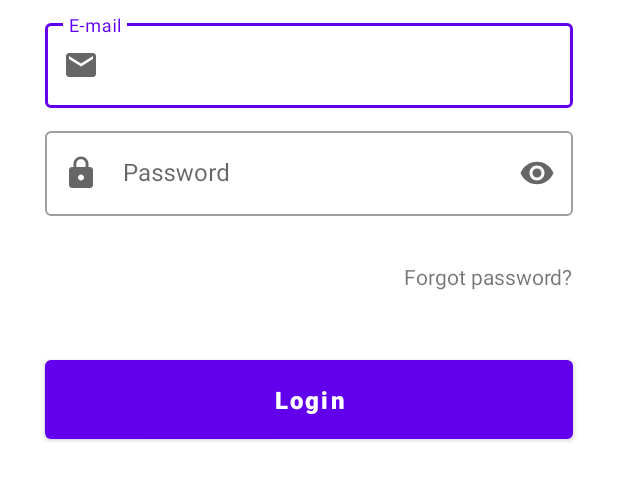
After one commit to sileski/Running-Java, an Android app: the layout fragment_login.xml on its own in the app's theme, with its tools: preview values and no code run, on a phone screen of 412 x 824 dp. The commit adds this screen. Shown: the top 480 px of the screen. Run offline under Robolectric (Android 15) with nearby library versions, the phone set to English and light mode, and no system bars.

Commit message:
Added firebase email login

```diff
--- /dev/null
+++ b/app/src/main/res/drawable/ic_email.xml
@@ -0,0 +1,10 @@
+<vector xmlns:android="http://schemas.android.com/apk/res/android"
+    android:width="24dp"
+    android:height="24dp"
+    android:viewportWidth="24"
+    android:viewportHeight="24"
+    android:tint="?attr/colorControlNormal">
+  <path
+      android:fillColor="@android:color/white"
+      android:pathData="M20,4L4,4c-1.1,0 -1.99,0.9 -1.99,2L2,18c0,1.1 0.9,2 2,2h16c1.1,0 2,-0.9 2,-2L22,6c0,-1.1 -0.9,-2 -2,-2zM20,8l-8,5 -8,-5L4,6l8,5 8,-5v2z"/>
+</vector>
--- /dev/null
+++ b/app/src/main/res/drawable/ic_password.xml
@@ -0,0 +1,10 @@
+<vector xmlns:android="http://schemas.android.com/apk/res/android"
+    android:width="24dp"
+    android:height="24dp"
+    android:viewportWidth="24"
+    android:viewportHeight="24"
+    android:tint="?attr/colorControlNormal">
+  <path
+      android:fillColor="@android:color/white"
+      android:pathData="M18,8h-1L17,6c0,-2.76 -2.24,-5 -5,-5S7,3.24 7,6v2L6,8c-1.1,0 -2,0.9 -2,2v10c0,1.1 0.9,2 2,2h12c1.1,0 2,-0.9 2,-2L20,10c0,-1.1 -0.9,-2 -2,-2zM12,17c-1.1,0 -2,-0.9 -2,-2s0.9,-2 2,-2 2,0.9 2,2 -0.9,2 -2,2zM15.1,8L8.9,8L8.9,6c0,-1.71 1.39,-3.1 3.1,-3.1 1.71,0 3.1,1.39 3.1,3.1v2z"/>
+</vector>
--- /dev/null
+++ b/app/src/main/res/layout/fragment_login.xml
@@ -0,0 +1,81 @@
+<?xml version="1.0" encoding="utf-8"?>
+<androidx.constraintlayout.widget.ConstraintLayout xmlns:android="http://schemas.android.com/apk/res/android"
+    xmlns:tools="http://schemas.android.com/tools"
+    android:layout_width="match_parent"
+    android:layout_height="match_parent"
+    xmlns:app="http://schemas.android.com/apk/res-auto"
+    tools:context=".LoginFragment">
+
+    <com.google.android.material.textfield.TextInputLayout
+        android:id="@+id/emailInputLayout"
+        style="@style/Widget.MaterialComponents.TextInputLayout.OutlinedBox"
+        android:layout_width="match_parent"
+        android:layout_height="wrap_content"
+        app:startIconDrawable="@drawable/ic_email"
+        app:layout_constraintTop_toTopOf="parent"
+        app:layout_constraintStart_toStartOf="parent"
+        app:layout_constraintEnd_toEndOf="parent"
+        android:layout_marginStart="30dp"
+        android:layout_marginEnd="30dp"
+        android:layout_marginTop="10dp"
+        android:hint="@string/e_mail">
+        <com.google.android.material.textfield.TextInputEditText
+            android:id="@+id/emailEditText"
+            android:layout_width="match_parent"
+            android:layout_height="wrap_content"
+            android:inputType="textEmailAddress"/>
+    </com.google.android.material.textfield.TextInputLayout>
+
+    <com.google.android.material.textfield.TextInputLayout
+        android:id="@+id/passwordInputLayout"
+        style="@style/Widget.MaterialComponents.TextInputLayout.OutlinedBox"
+        android:layout_width="match_parent"
+        android:layout_height="wrap_content"
+        app:startIconDrawable="@drawable/ic_password"
+        app:endIconMode="password_toggle"
+        app:layout_constraintTop_toBottomOf="@id/emailInputLayout"
+        app:layout_constraintStart_toStartOf="parent"
+        app:layout_constraintEnd_toEndOf="parent"
+        android:layout_marginStart="30dp"
+        android:layout_marginEnd="30dp"
+        android:layout_marginTop="10dp"
+        android:hint="@string/password"
+        app:errorEnabled="true">
+        <com.google.android.material.textfield.TextInputEditText
+            android:id="@+id/passwordEditText"
+            android:layout_width="match_parent"
+            android:layout_height="wrap_content"
+            android:inputType="textPassword"/>
+    </com.google.android.material.textfield.TextInputLayout>
+
+    <TextView
+        android:id="@+id/forgotPasswordTv"
+        android:layout_width="wrap_content"
+        android:layout_height="wrap_content"
+        app:layout_constraintEnd_toEndOf="parent"
+        app:layout_constraintTop_toBottomOf="@id/passwordInputLayout"
+        android:paddingTop="10dp"
+        android:text="@string/forgot_password"
+        android:paddingBottom="10dp"
+        android:layout_marginEnd="30dp"/>
+
+    <com.google.android.material.button.MaterialButton
+        android:id="@+id/siginMbtn"
+        style="@style/Widget.MaterialComponents.Button"
+        android:layout_width="match_parent"
+        android:layout_height="wrap_content"
+        app:layout_constraintTop_toBottomOf="@id/forgotPasswordTv"
+        app:layout_constraintStart_toStartOf="parent"
+        app:layout_constraintEnd_toEndOf="parent"
+        android:layout_marginStart="30dp"
+        android:layout_marginEnd="30dp"
+        android:layout_marginTop="30dp"
+        android:textAllCaps="false"
+        android:text="@string/login"
+        android:textStyle="bold"
+        android:textSize="16sp"
+        android:paddingTop="15dp"
+        android:paddingBottom="15dp"/>
+
+
+</androidx.constraintlayout.widget.ConstraintLayout>
--- /dev/null
+++ b/app/src/main/res/values/dimens.xml
@@ -0,0 +1,3 @@
+<resources>
+    <dimen name="fab_margin">16dp</dimen>
+</resources>
--- a/app/src/main/res/values/strings.xml
+++ b/app/src/main/res/values/strings.xml
@@ -1,3 +1,22 @@
 <resources>
     <string name="app_name">RunningEvents</string>
+    <!-- TODO: Remove or change this placeholder text -->
+    <string name="login">Login</string>
+    <string name="signup">Signup</string>
+    <string name="signin">Signin</string>
+    <string name="e_mail">E-mail</string>
+    <string name="password">Password</string>
+    <string name="forgot_password">Forgot password?</string>
+    <string name="continue_without_registration">Continue without registration</string>
+    <string name="email_not_valid">E-mail address is not valid</string>
+    <string name="password_to_short">Password is too short</string>
+    <string name="title_activity_forgot_password">ForgotPasswordActivity</string>
+    <!-- Strings used for fragments for navigation -->
+    <string name="first_fragment_label">First Fragment</string>
+    <string name="second_fragment_label">Second Fragment</string>
+    <string name="next">Next</string>
+    <string name="previous">Previous</string>
+
+    <string name="hello_first_fragment">Hello first fragment</string>
+    <string name="hello_second_fragment">Hello second fragment. Arg: %1$s</string>
 </resources>
--- a/app/src/main/res/values/themes.xml
+++ b/app/src/main/res/values/themes.xml
@@ -1,6 +1,6 @@
 <resources xmlns:tools="http://schemas.android.com/tools">
     <!-- Base application theme. -->
-    <style name="Theme.RunningEvents" parent="Theme.MaterialComponents.DayNight.DarkActionBar">
+    <style name="Theme.RunningEvents" parent="Theme.MaterialComponents.DayNight.NoActionBar">
         <!-- Primary brand color. -->
         <item name="colorPrimary">@color/purple_500</item>
         <item name="colorPrimaryVariant">@color/purple_700</item>
@@ -13,4 +13,13 @@
         <item name="android:statusBarColor" tools:targetApi="l">?attr/colorPrimaryVariant</item>
         <!-- Customize your theme here. -->
     </style>
+
+    <style name="Theme.RunningEvents.NoActionBar">
+        <item name="windowActionBar">false</item>
+        <item name="windowNoTitle">true</item>
+    </style>
+
+    <style name="Theme.RunningEvents.AppBarOverlay" parent="ThemeOverlay.AppCompat.Dark.ActionBar" />
+
+    <style name="Theme.RunningEvents.PopupOverlay" parent="ThemeOverlay.AppCompat.Light" />
 </resources>
--- a/build.gradle
+++ b/build.gradle
@@ -3,9 +3,11 @@ buildscript {
     repositories {
         google()
         jcenter()
+        mavenCentral()
     }
     dependencies {
         classpath "com.android.tools.build:gradle:4.1.2"
+        classpath 'com.google.gms:google-services:4.3.5'
 
         // NOTE: Do not place your application dependencies here; they belong
         // in the individual module build.gradle files
```
Also changed, not shown: app/build.gradle (+19 -1 lines), app/src/main/AndroidManifest.xml (+15 -2 lines), app/src/main/java/com/example/runningevents/ForgotPasswordActivity.java (added, +27 -0 lines), app/src/main/java/com/example/runningevents/LoginActivity.java (added, +129 -0 lines), app/src/main/java/com/example/runningevents/LoginAdapter.java (added, +36 -0 lines), app/src/main/java/com/example/runningevents/LoginFragment.java (added, +163 -0 lines), app/src/main/java/com/example/runningevents/SecondFragment.java (added, +34 -0 lines), app/src/main/res/layout/activity_forgot_password.xml (added, +24 -0 lines), app/src/main/res/layout/activity_login.xml (added, +76 -0 lines), app/src/main/res/layout/fragment_second.xml (added, +27 -0 lines), app/src/main/res/navigation/nav_graph.xml (added, +28 -0 lines), 1 other file.
